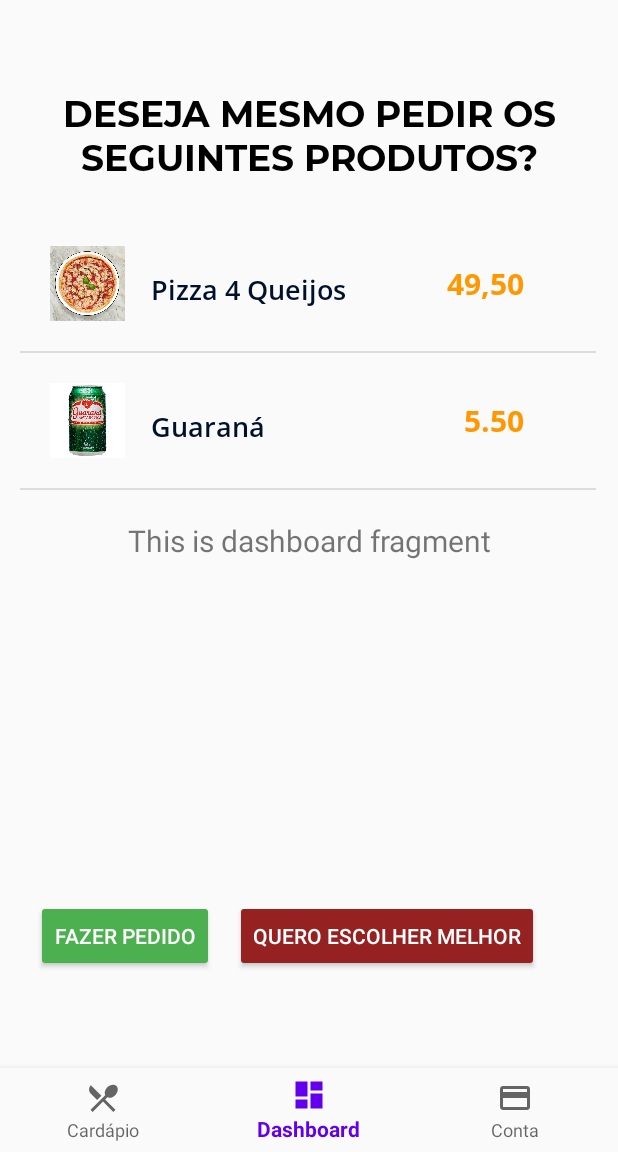
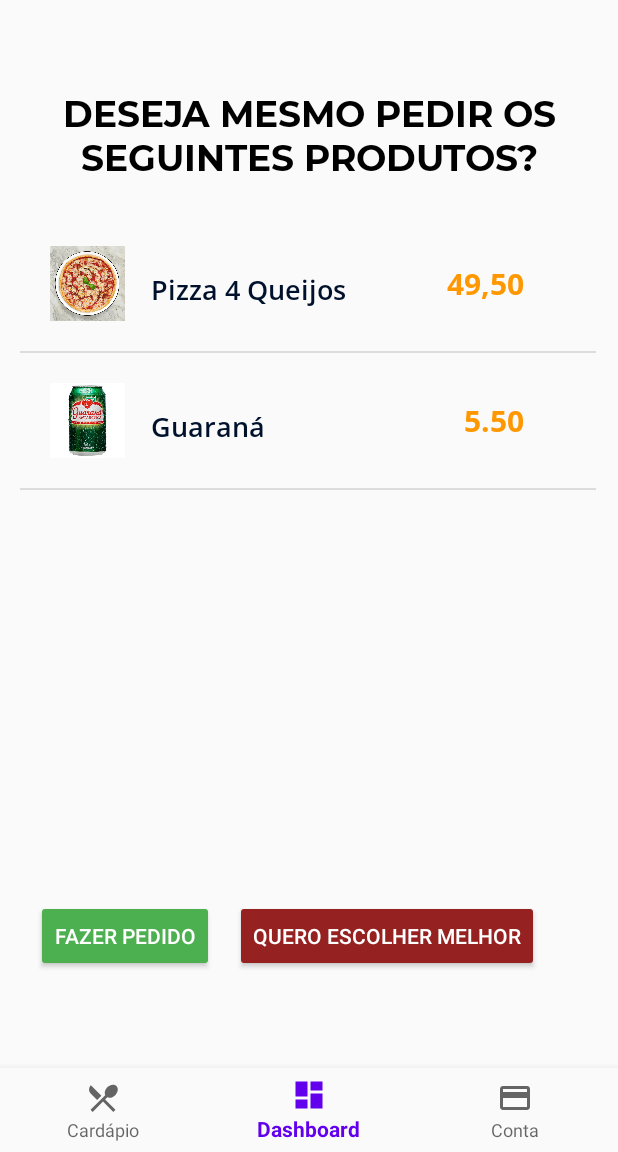
Before and after one commit to TheEvilHarry/TaNaMesa-Mobile, an Android app: the OrderConfirmation screen opened directly, with no data from a screen before it, item 2 of the bottom bar chosen, on a phone screen of 412 x 824 dp, the part 84-1236 px from its top. Run offline under Robolectric (Android 15) with nearby library versions, the phone set to English and light mode, and no system bars; our stand-ins replace navigation-ui.

Commit message:
Changing order confirmation page from Fragment -> Activity

```diff
--- a/app/src/main/java/com/example/tanamesaapp/OrderConfirmation.java
+++ b/app/src/main/java/com/example/tanamesaapp/OrderConfirmation.java
@@ -9,8 +9,10 @@
 import androidx.navigation.ui.NavigationUI;
 
 import android.content.Context;
+import android.content.Intent;
 import android.os.Bundle;
 import android.view.LayoutInflater;
+import android.view.MenuItem;
 import android.view.View;
 import android.view.ViewGroup;
 import android.widget.ArrayAdapter;
@@ -20,9 +22,10 @@
 
 import com.google.android.material.bottomnavigation.BottomNavigationView;
 
-public class OrderConfirmation extends AppCompatActivity {
+public class OrderConfirmation extends AppCompatActivity implements BottomNavigationView.OnNavigationItemSelectedListener{
 
     private ListView listView;
+    private BottomNavigationView menu;
 
     String titles[] = {"Pizza 4 Queijos", "Guaraná"};
     String descriptions[] = {"49,50", "5.50"};
@@ -39,15 +42,33 @@
         listView.setAdapter(adapter);
     }
 
+    @Override
+    public boolean onNavigationItemSelected(@NonNull MenuItem item) {
+        switch (item.getItemId()) {
+            case R.id.navigation_notifications: {
+                Intent intent = new Intent(this,CloseAccount.class);
+                startActivity(intent);
+            }
+            case R.id.navigation_dashboard: {
+                break;
+            }
+            case R.id.navigation_home: {
+                break;
+            }
+        }
+        return true;
+    }
+
 
     private void setupUI(){
-        BottomNavigationView navView = findViewById(R.id.nav_view);
-        AppBarConfiguration appBarConfiguration = new AppBarConfiguration.Builder(
-                R.id.navigation_home, R.id.navigation_dashboard, R.id.navigation_notifications)
-                .build();
-        NavController navController = Navigation.findNavController(this, R.id.nav_host_fragment1);
-        //NavigationUI.setupActionBarWithNavController(this, navController, appBarConfiguration);
-        NavigationUI.setupWithNavController(navView, navController);
+        menu = (BottomNavigationView) findViewById(R.id.nav_view);
+//        BottomNavigationView navView = findViewById(R.id.nav_view);
+//        AppBarConfiguration appBarConfiguration = new AppBarConfiguration.Builder(
+//                R.id.navigation_home, R.id.navigation_dashboard, R.id.navigation_notifications)
+//                .build();
+//        NavController navController = Navigation.findNavController(this, R.id.nav_host_fragment1);
+//        //NavigationUI.setupActionBarWithNavController(this, navController, appBarConfiguration);
+//        NavigationUI.setupWithNavController(navView, navController);
     }
 
 
--- a/app/src/main/res/layout/activity_main_page.xml
+++ b/app/src/main/res/layout/activity_main_page.xml
@@ -84,7 +84,6 @@
         android:layout_marginTop="60dp"
         android:alpha="1.0"
         android:fontFamily="@font/m_bold"
-        android:onClick="AccessOrderConfirmation"
         android:shadowColor="#000000"
         android:text="    FAZER PEDIDO    "
         android:textSize="24sp"
@@ -96,6 +95,7 @@
     <Button
         android:id="@+id/button5"
         style="@style/Widget.AppCompat.Button.Colored"
+        android:backgroundTint="#9C0303"
         android:layout_width="match_parent"
         android:layout_height="wrap_content"
         android:layout_marginTop="12dp"
@@ -112,7 +112,6 @@
     <Button
         android:id="@+id/button6"
         style="@style/Widget.AppCompat.Button.Colored"
-        android:backgroundTint="#9C0303"
         android:layout_width="match_parent"
         android:layout_height="wrap_content"
         android:layout_marginTop="12dp"
--- a/app/src/main/res/layout/activity_order_confirmation.xml
+++ b/app/src/main/res/layout/activity_order_confirmation.xml
@@ -5,20 +5,6 @@
     android:layout_width="match_parent"
     android:layout_height="match_parent"
     tools:context=".OrderConfirmation">
-
-    <fragment
-        android:id="@+id/nav_host_fragment1"
-        android:name="androidx.navigation.fragment.NavHostFragment"
-        android:layout_width="match_parent"
-        android:layout_height="match_parent"
-        app:defaultNavHost="true"
-        app:layout_constraintBottom_toTopOf="@id/nav_view"
-        app:layout_constraintHorizontal_bias="0.0"
-        app:layout_constraintLeft_toLeftOf="parent"
-        app:layout_constraintRight_toRightOf="parent"
-        app:layout_constraintTop_toTopOf="parent"
-        app:layout_constraintVertical_bias="0.0"
-        app:navGraph="@navigation/mobile_navigation" />
 
     <com.google.android.material.bottomnavigation.BottomNavigationView
         android:id="@+id/nav_view"
```
